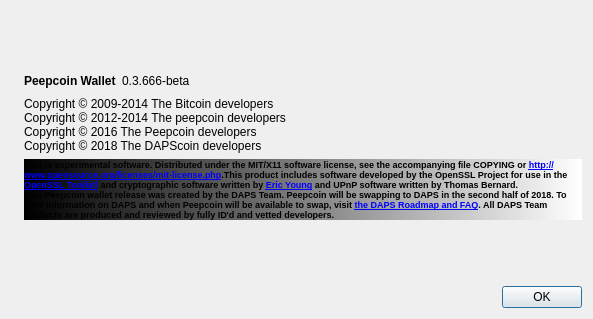
First picture: the form in src/qt/forms/aboutdialog.ui, repository lyricidal/PeepCoin-TheCoinForThePeople, before the edit.
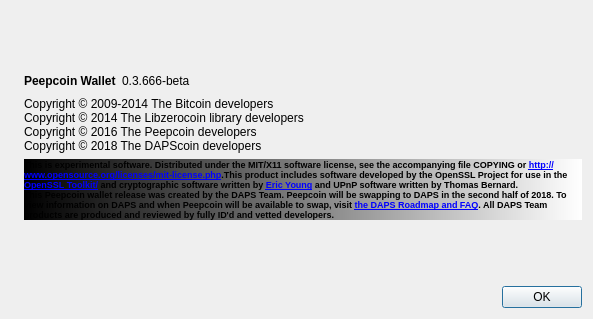
Second picture: the form after the edit. Icons and pictures are not drawn.

Commit message:
Corrected About Screen
Corrected About Screen

```diff
--- a/src/qt/forms/aboutdialog.ui
+++ b/src/qt/forms/aboutdialog.ui
@@ -95,7 +95,7 @@
        </property>
        <property name="text">
         <string>Copyright © 2009-2014 The Bitcoin developers
-Copyright © 2012-2014 The peepcoin developers
+Copyright © 2014 The Libzerocoin library developers
 Copyright © 2016 The Peepcoin developers
 Copyright © 2018 The DAPScoin developers</string>
        </property>
```
